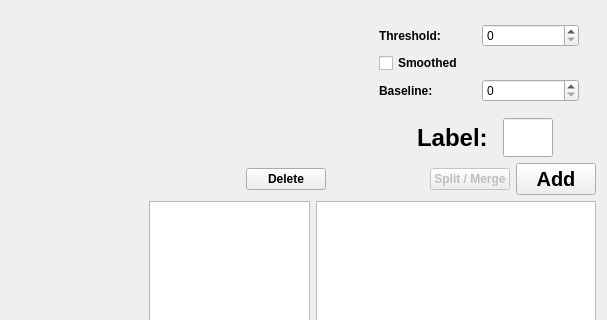
Above: software/DocCreator/src/FontGenerator/OCRDialog.ui from DocCreator/DocCreator before the change; both pictures show x 368 to 975 and y 223 to 543 of the 975 by 750 pixel window. Below: the same form after it.
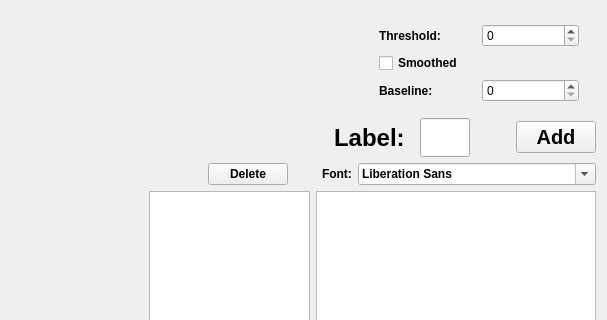
That is the form after the change.

Diff of the .ui file:
```diff
--- a/software/DocCreator/src/FontGenerator/OCRDialog.ui
+++ b/software/DocCreator/src/FontGenerator/OCRDialog.ui
@@ -323,6 +323,24 @@
                </property>
               </spacer>
              </item>
+             <item>
+              <widget class="QPushButton" name="apply">
+               <property name="font">
+                <font>
+                 <pointsize>15</pointsize>
+                 <weight>75</weight>
+                 <italic>false</italic>
+                 <bold>true</bold>
+                </font>
+               </property>
+               <property name="toolTip">
+                <string>Add to font</string>
+               </property>
+               <property name="text">
+                <string>Add</string>
+               </property>
+              </widget>
+             </item>
             </layout>
            </item>
           </layout>
@@ -354,41 +372,26 @@
              <property name="orientation">
               <enum>Qt::Horizontal</enum>
              </property>
+             <property name="sizeType">
+              <enum>QSizePolicy::MinimumExpanding</enum>
+             </property>
              <property name="sizeHint" stdset="0">
               <size>
-               <width>158</width>
+               <width>28</width>
                <height>20</height>
               </size>
              </property>
             </spacer>
            </item>
            <item>
-            <widget class="QPushButton" name="pushButton">
-             <property name="enabled">
-              <bool>false</bool>
-             </property>
+            <widget class="QLabel" name="label_5">
              <property name="text">
-              <string>Split / Merge</string>
+              <string>Font:</string>
              </property>
             </widget>
            </item>
            <item>
-            <widget class="QPushButton" name="apply">
-             <property name="font">
-              <font>
-               <pointsize>15</pointsize>
-               <weight>75</weight>
-               <italic>false</italic>
-               <bold>true</bold>
-              </font>
-             </property>
-             <property name="toolTip">
-              <string>Add to font</string>
-             </property>
-             <property name="text">
-              <string>Add</string>
-             </property>
-            </widget>
+            <widget class="QFontComboBox" name="fontComboBox"/>
            </item>
           </layout>
          </item>
```
